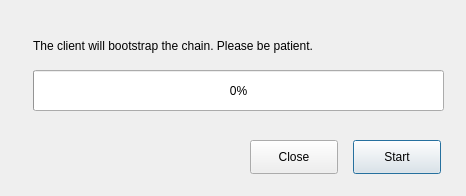
Before: the Qt Designer form src/qt/forms/bootstrapdialog.ui in VeriConomy/veribase, drawn with Qt 5.
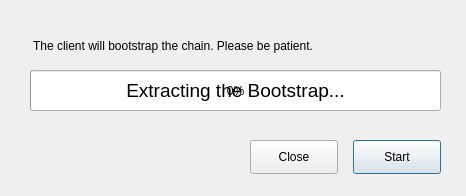
After: the same form once the commit is applied.

Commit message: Improve bootstrap process

Patch:
```diff
--- a/src/qt/forms/bootstrapdialog.ui
+++ b/src/qt/forms/bootstrapdialog.ui
@@ -29,7 +29,7 @@
   <widget class="QProgressBar" name="progressBar">
    <property name="geometry">
     <rect>
-     <x>33</x>
+     <x>30</x>
      <y>70</y>
      <width>411</width>
      <height>41</height>
@@ -71,6 +71,30 @@
     <string>Close</string>
    </property>
   </widget>
+  <widget class="QLabel" name="unzip">
+   <property name="geometry">
+    <rect>
+     <x>30</x>
+     <y>70</y>
+     <width>411</width>
+     <height>41</height>
+    </rect>
+   </property>
+   <property name="font">
+    <font>
+     <pointsize>14</pointsize>
+    </font>
+   </property>
+   <property name="visible">
+    <bool>false</bool>
+   </property>
+   <property name="text">
+    <string>Extracting the Bootstrap...</string>
+   </property>
+   <property name="alignment">
+    <set>Qt::AlignCenter</set>
+   </property>
+  </widget>
  </widget>
  <resources/>
  <connections/>
```
The commit also changes 3 other files.
